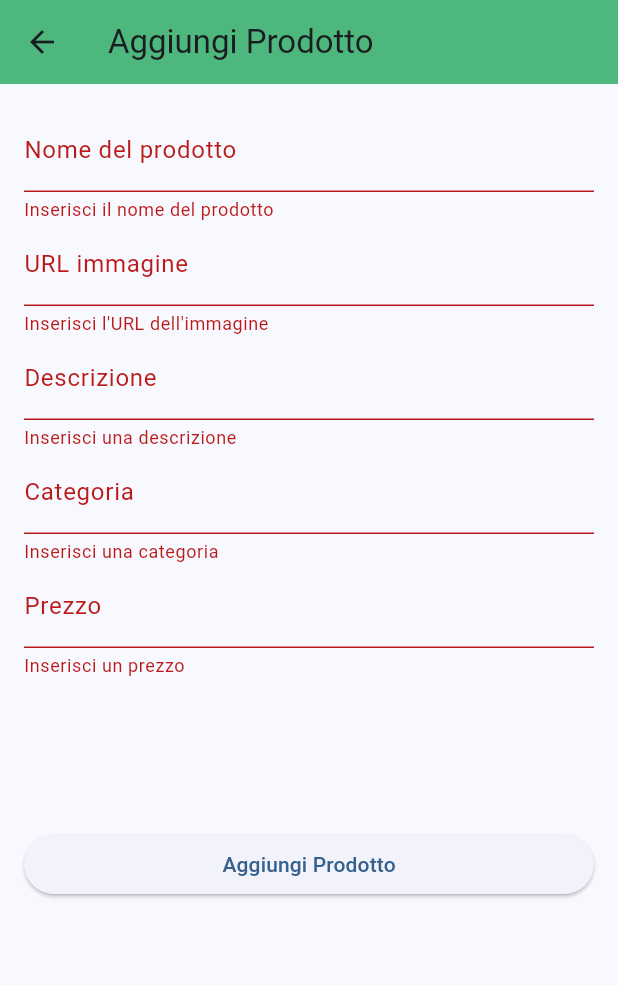
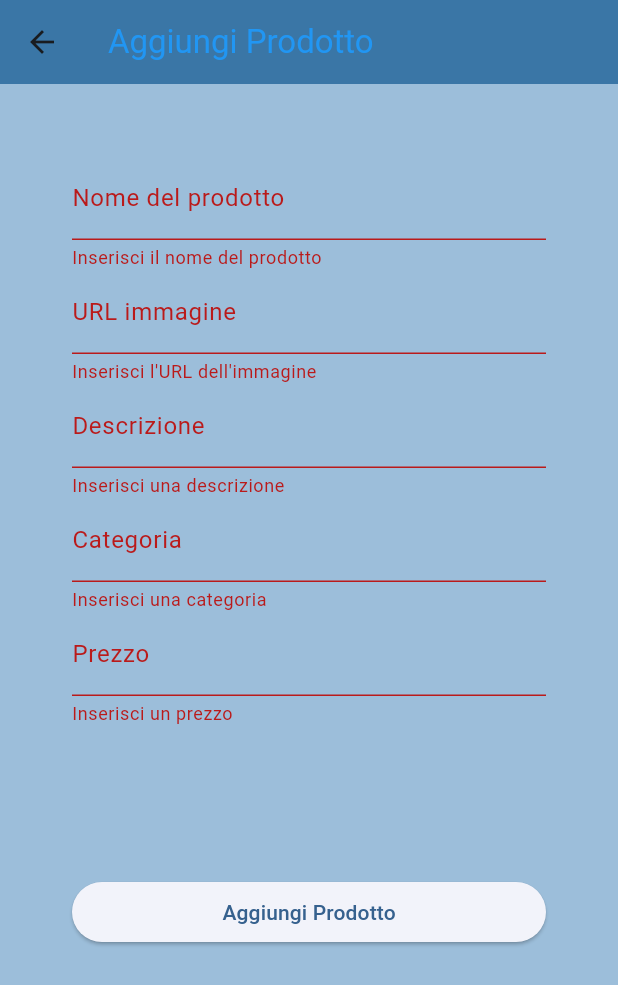
Before and after one commit to andrewb1991/corso_flutter, a Flutter app: the AddProductPage screen opened directly, after a tap on "Aggiungi Prodotto", on a phone screen of 412 x 824 dp. Shown: the top 985 px of the screen. Run offline on Flutter 3.47's test engine with Material 3 defaults, Android fonts, the phone set to English and light mode, and no system bars; our stand-ins replace page_transition, sembast, shared_preferences; accounts and stored records are empty; network calls fail.

Commit message:
eliminata freccia indietro su loginpage e main + aggiornati snackbar

```diff
--- a/errStore /errstore/lib/src/addproductpage.dart
+++ b/errStore /errstore/lib/src/addproductpage.dart
@@ -37,13 +37,13 @@ class _AddProductPageState extends State<AddProductPage> {
 
       if (response.statusCode == 200 || response.statusCode == 201) {
         ScaffoldMessenger.of(context).showSnackBar(
-          SnackBar(content: Text('Prodotto aggiunto con successo!')),
+          SnackBar(content: Text('Prodotto aggiunto con successo!'),behavior: SnackBarBehavior.floating, backgroundColor: Colors.blue),
         );
 Navigator.pushReplacementNamed(context, '/home');
       }
       else {
         ScaffoldMessenger.of(context).showSnackBar(
-          SnackBar(content: Text('Errore durante l\'aggiunta del prodotto')),
+          SnackBar(content: Text('Errore durante l\'aggiunta del prodotto'), behavior: SnackBarBehavior.floating),
         );
       }
     }
@@ -52,9 +52,11 @@ Navigator.pushReplacementNamed(context, '/home');
   @override
   Widget build(BuildContext context) {
     return Scaffold(
-      appBar: AppBar(title: Text('Aggiungi Prodotto'), backgroundColor: const Color.fromARGB(255, 78, 183, 125),),
+     backgroundColor:const Color.fromARGB(255, 156, 190, 218),
+      appBar: AppBar(title: Text('Aggiungi Prodotto', style: TextStyle(color: Colors.blue)),
+      backgroundColor: const Color.fromARGB(255, 58, 118, 166)),
       body: Padding(
-        padding: const EdgeInsets.all(16.0),
+        padding: const EdgeInsets.all(48.0),
         child: Form(
           key: _formKey,
           child: ListView(
@@ -112,7 +114,7 @@ Navigator.pushReplacementNamed(context, '/home');
               SizedBox(height: 100),
               ElevatedButton(
                 onPressed: _submitProduct,
-                child: Text('Aggiungi Prodotto'),
+                child: Text('Aggiungi Prodotto', style: TextStyle(),),
               ),
             ],
           ),
--- a/errStore /errstore/lib/src/loginpage/login_new.dart
+++ b/errStore /errstore/lib/src/loginpage/login_new.dart
@@ -40,13 +40,13 @@ class _LoginPageState extends State<LoginPage> {
       await prefs.setString('token', token); // Salva il token
 
       ScaffoldMessenger.of(context).showSnackBar(
-        SnackBar(content: Text("Login effettuato con successo!")),
+        SnackBar(content: Text("Login effettuato con successo!"), behavior: SnackBarBehavior.floating, backgroundColor: Colors.blue),
       );
 
       Navigator.pushReplacementNamed(context, '/home'); // Naviga alla home
     } else {
       ScaffoldMessenger.of(context).showSnackBar(
-        SnackBar(content: Text("Errore: ${response.body}")),
+        SnackBar(content: Text("Errore: ${response.body}"), behavior: SnackBarBehavior.floating, backgroundColor: Colors.blue),
       );
     }
   }
@@ -55,6 +55,7 @@ class _LoginPageState extends State<LoginPage> {
   Widget build(BuildContext context) {
     return Scaffold(
       appBar: AppBar(
+        automaticallyImplyLeading: false,
         title: Text("Benvenuto su ErrSmart", style: TextStyle(color: Color.fromARGB(255, 156, 190, 218)),),
         centerTitle: true,
         backgroundColor: const Color.fromARGB(255, 58, 118, 166),
```
Also changed, not shown: errStore /errstore/lib/main.dart (+7 -2 lines).
